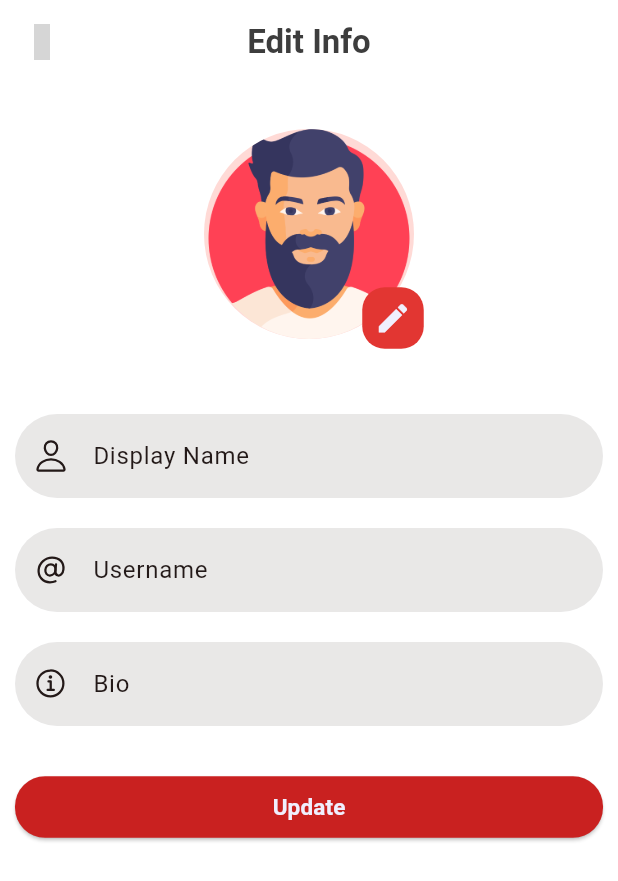
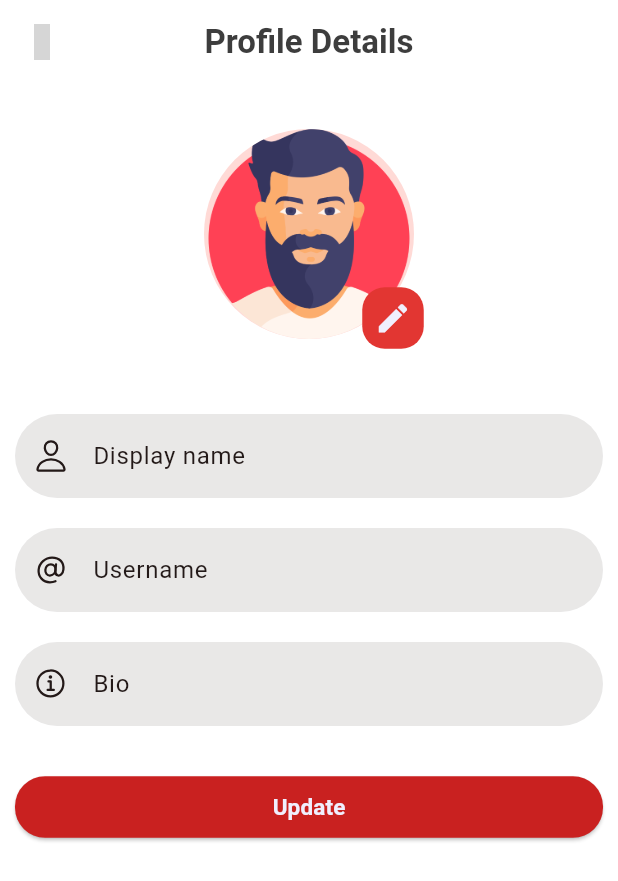
Before and after one commit to mjaber5/MJS, a Flutter app: the EditUserPage screen opened directly, on a phone screen of 412 x 824 dp. Shown: the top 881 px of the screen. Run offline on Flutter 3.47's test engine with Material 3 defaults, Android fonts, the phone set to English and light mode, and no system bars; our stand-ins replace cloud_firestore, firebase_auth, firebase_core, firebase_storage, flutter_svg, gap and 5 more; missing offline and left inert: image_stack; accounts and stored records are empty; grey boxes are pictures that could not be loaded.

Commit message:
i added new folders and files for practice on clean code and solid princples and editing textfield on post screen and edit profile info screen

```diff
--- a/lib/pages/edit_user_info.dart
+++ b/lib/pages/edit_user_info.dart
@@ -3,6 +3,7 @@ import 'package:gap/gap.dart';
 import 'package:iconsax/iconsax.dart';
 import 'package:ionicons/ionicons.dart';
 import 'package:social_media_project/colors/app_color.dart';
+import 'package:social_media_project/widget/profilewidgets/edit_porfile_information/edit_info_text_field.dart';
 
 class EditUserPage extends StatefulWidget {
   const EditUserPage({super.key});
@@ -19,7 +20,7 @@ class _EditUserPageState extends State<EditUserPage> {
         centerTitle: true,
         backgroundColor: Colors.transparent,
         title: Text(
-          'Edit Info',
+          'Profile Details',
           style: Theme.of(context).textTheme.titleLarge,
         ),
         leading: IconButton(
@@ -65,89 +66,29 @@ class _EditUserPageState extends State<EditUserPage> {
                 ),
               ),
               const Gap(50),
-              TextField(
-                decoration: InputDecoration(
-                  fillColor: Theme.of(context)
-                      .colorScheme
-                      .onBackground
-                      .withOpacity(0.1),
-                  labelText: 'Display Name',
-                  labelStyle: TextStyle(
-                    color: Theme.of(context).colorScheme.onBackground,
-                  ),
-                  filled: true,
+              editProfileTextField(
+                  context: context,
+                  labelText: 'Display name',
                   prefixIcon: Icon(
                     Ionicons.person_outline,
                     color: Theme.of(context).colorScheme.onBackground,
-                  ),
-                  border: OutlineInputBorder(
-                    borderSide: BorderSide.none,
-                    borderRadius: BorderRadius.circular(30),
-                  ),
-                  focusedBorder: OutlineInputBorder(
-                    borderSide: BorderSide(
-                      color: Theme.of(context).colorScheme.onBackground,
-                    ),
-                    borderRadius: BorderRadius.circular(30),
-                  ),
-                ),
-              ),
+                  )),
               const Gap(20),
-              TextField(
-                decoration: InputDecoration(
-                  fillColor: Theme.of(context)
-                      .colorScheme
-                      .onBackground
-                      .withOpacity(0.1),
+              editProfileTextField(
+                  context: context,
                   labelText: 'Username',
-                  labelStyle: TextStyle(
-                    color: Theme.of(context).colorScheme.onBackground,
-                  ),
-                  filled: true,
                   prefixIcon: Icon(
                     Ionicons.at,
                     color: Theme.of(context).colorScheme.onBackground,
-                  ),
-                  border: OutlineInputBorder(
-                    borderSide: BorderSide.none,
-                    borderRadius: BorderRadius.circular(30),
-                  ),
-                  focusedBorder: OutlineInputBorder(
-                    borderSide: BorderSide(
-                      color: Theme.of(context).colorScheme.onBackground,
-                    ),
-                    borderRadius: BorderRadius.circular(30),
-                  ),
-                ),
-              ),
+                  )),
               const Gap(20),
-              TextField(
-                decoration: InputDecoration(
-                  fillColor: Theme.of(context)
-                      .colorScheme
-                      .onBackground
-                      .withOpacity(0.1),
+              editProfileTextField(
+                  context: context,
                   labelText: 'Bio',
-                  labelStyle: TextStyle(
-                    color: Theme.of(context).colorScheme.onBackground,
-                  ),
-                  filled: true,
                   prefixIcon: Icon(
                     Ionicons.information_circle_outline,
                     color: Theme.of(context).colorScheme.onBackground,
-                  ),
-                  border: OutlineInputBorder(
-                    borderSide: BorderSide.none,
-                    borderRadius: BorderRadius.circular(30),
-                  ),
-                  focusedBorder: OutlineInputBorder(
-                    borderSide: BorderSide(
-                      color: Theme.of(context).colorScheme.onBackground,
-                    ),
-                    borderRadius: BorderRadius.circular(30),
-                  ),
-                ),
-              ),
+                  )),
               const Gap(30),
               Row(
                 children: [
--- a/lib/provider/user_provider.dart
+++ b/lib/provider/user_provider.dart
@@ -5,10 +5,12 @@ import 'package:social_media_project/services/auth.dart';
 class UserProvider with ChangeNotifier {
   UserModel? userModel;
   bool isLoad = true;
+  bool hasData = false;
 
   getDetails() async {
     userModel = await AuthMethod().getUserDetails();
     isLoad = false;
+    hasData = true;
     notifyListeners();
   }
 }
--- /dev/null
+++ b/lib/widget/profilewidgets/edit_porfile_information/edit_info_text_field.dart
@@ -0,0 +1,42 @@
+// ignore_for_file: camel_case_types
+
+import 'package:flutter/material.dart';
+
+class editProfileTextField extends StatelessWidget {
+  const editProfileTextField({
+    super.key,
+    required this.context,
+    required this.labelText,
+    required this.prefixIcon,
+  });
+
+  final BuildContext context;
+  final String labelText;
+  final Icon prefixIcon;
+
+  @override
+  Widget build(BuildContext context) {
+    return TextField(
+      style: Theme.of(context).textTheme.titleMedium,
+      decoration: InputDecoration(
+        fillColor: Theme.of(context).colorScheme.onBackground.withOpacity(0.1),
+        labelText: labelText,
+        labelStyle: TextStyle(
+          color: Theme.of(context).colorScheme.onBackground,
+        ),
+        filled: true,
+        prefixIcon: prefixIcon,
+        border: OutlineInputBorder(
+          borderSide: BorderSide.none,
+          borderRadius: BorderRadius.circular(30),
+        ),
+        focusedBorder: OutlineInputBorder(
+          borderSide: BorderSide(
+            color: Theme.of(context).colorScheme.onBackground,
+          ),
+          borderRadius: BorderRadius.circular(30),
+        ),
+      ),
+    );
+  }
+}
```
Also changed, not shown: lib/pages/add.dart (+56 -18 lines), lib/pages/home.dart (+43 -4 lines), lib/utils/picker.dart (+10 -0 lines), assets/svg/undraw_posting_photo_re_plk8.svg (added).
